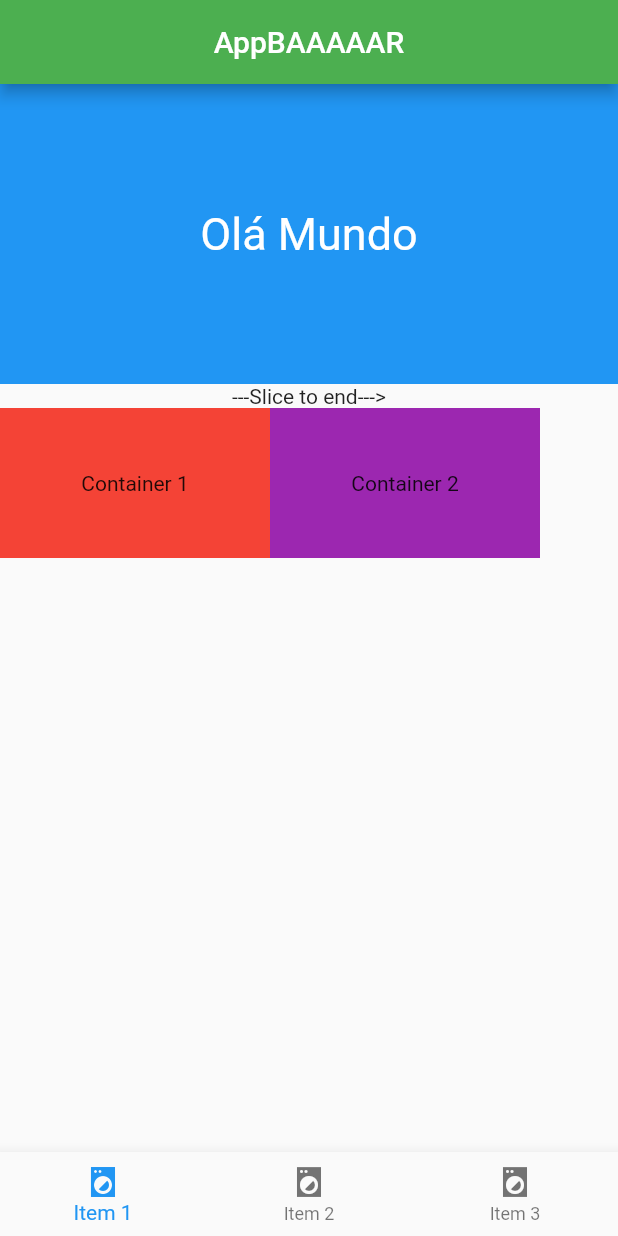
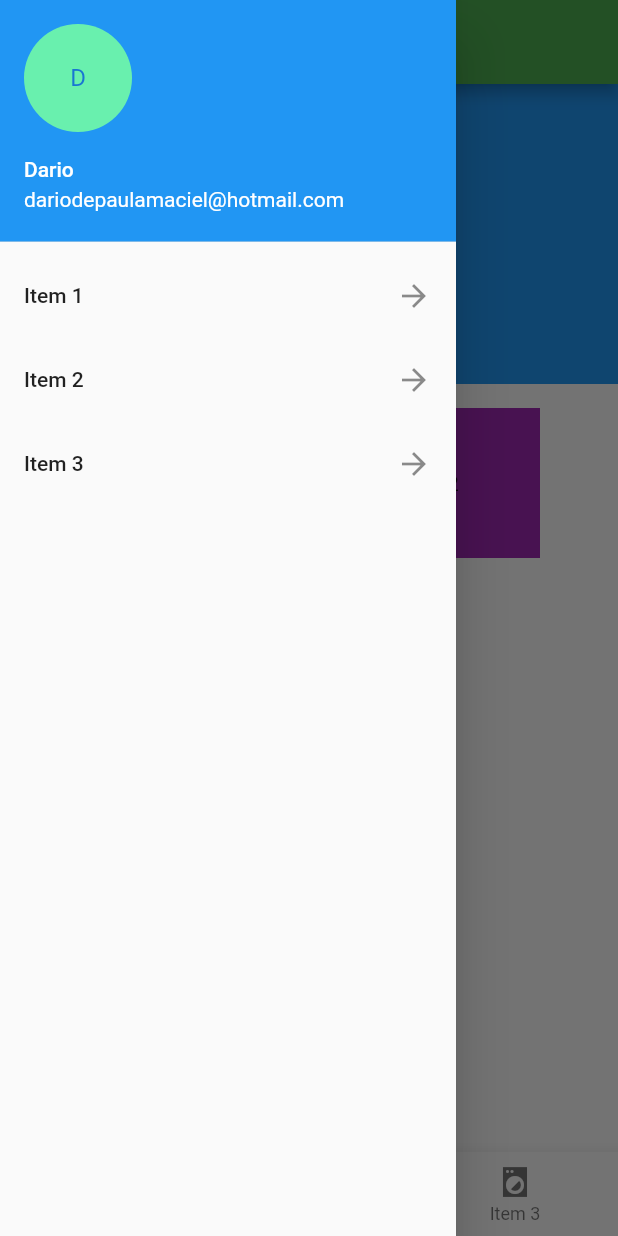
Before and after one commit to dariopmaciel/ExeNavegacao, a Flutter app: the screen it shows after launch, with the side drawer open (before the commit the screen has no drawer), on a phone screen of 412 x 824 dp. Run offline on Flutter 3.47's test engine with Material 2 defaults, Android fonts, the phone set to English and light mode, and no system bars.

Commit message:
barra lateral

```diff
--- a/lib/main.dart
+++ b/lib/main.dart
@@ -6,12 +6,12 @@ void main(List<String> args) {
 }
 
 class MyApp extends StatelessWidget {
-  // ignore: prefer_const_constructors_in_immutables
   MyApp({Key? key}) : super(key: key);
 
   @override
   Widget build(BuildContext context) {
-    return const MaterialApp(
+    return MaterialApp(
+      theme: ThemeData(primaryColor: Colors.green),
       debugShowCheckedModeBanner: false,
       home: HomePage(),
     );
--- a/lib/pages/home_page.dart
+++ b/lib/pages/home_page.dart
@@ -23,12 +23,65 @@ class _HomePageState extends State<HomePage> {
         centerTitle: true,
         title: const Text("AppBAAAAAR"),
       ),
+      drawer: Drawer(
+        child: ListView(
+          children: [
+            const UserAccountsDrawerHeader(
+              accountName: Text(
+                "Dario",
+              ),
+              accountEmail: Text(
+                "dariodepaulamaciel@hotmail.com",
+              ),
+              currentAccountPicture: CircleAvatar(
+                backgroundColor: Colors.greenAccent,
+                child: Text(
+                  "D",
+                ),
+              ),
+            ),
+            ListTile(
+              title: const Text("Item 1"),
+              trailing: const Icon(Icons.arrow_forward_sharp),
+              onTap: () {
+                _pageController.jumpToPage(0);
+                Navigator.pop(context);
+                setState(() {
+                  indexBottonNavigationBar = 0;
+                });
+              },
+            ),
+            ListTile(
+              title: const Text("Item 2"),
+              trailing: const Icon(Icons.arrow_forward_sharp),
+              onTap: () {
+                _pageController.jumpToPage(1);
+                Navigator.pop(context);
+                setState(() {
+                  indexBottonNavigationBar = 1;
+                });
+              },
+            ),
+            ListTile(
+              title: const Text("Item 3"),
+              trailing: const Icon(Icons.arrow_forward_sharp),
+              onTap: () {
+                _pageController.jumpToPage(2);
+                Navigator.pop(context);
+                setState(() {
+                  indexBottonNavigationBar = 2;
+                });
+              },
+            ),
+          ],
+        ),
+      ),
       body: PageView(
         controller: _pageController,
         children: [
-          const OnePage(),
-          Container(color: Colors.red),
-          Container(color: Colors.yellow),
+          const OnePage(), // Item 0
+          Container(color: Colors.red), // Item 1
+          Container(color: Colors.yellow), // Item2
         ],
       ),
       bottomNavigationBar: BottomNavigationBar(
@@ -39,7 +92,7 @@ class _HomePageState extends State<HomePage> {
           });
           _pageController.animateToPage(
             page,
-              duration: const Duration(milliseconds: 300),
+            duration: const Duration(milliseconds: 400),
             curve: Curves.ease,
           );
         },
@@ -56,7 +109,8 @@ class _HomePageState extends State<HomePage> {
             icon: Icon(Icons.local_laundry_service_sharp),
             label: "Item 3",
           ),
-          ]),
+        ],
+      ),
     );
   }
 }
--- a/lib/pages/pageViews/one_page.dart
+++ b/lib/pages/pageViews/one_page.dart
@@ -26,7 +26,7 @@ class OnePage extends StatelessWidget {
           ),
         ),
         const Text(
-          "---Slice to end--->",
+          "---Slice to left---",
           textAlign: TextAlign.left,
         ),
         Row(
```
Lines whose indentation alone changed are shown as unchanged.
